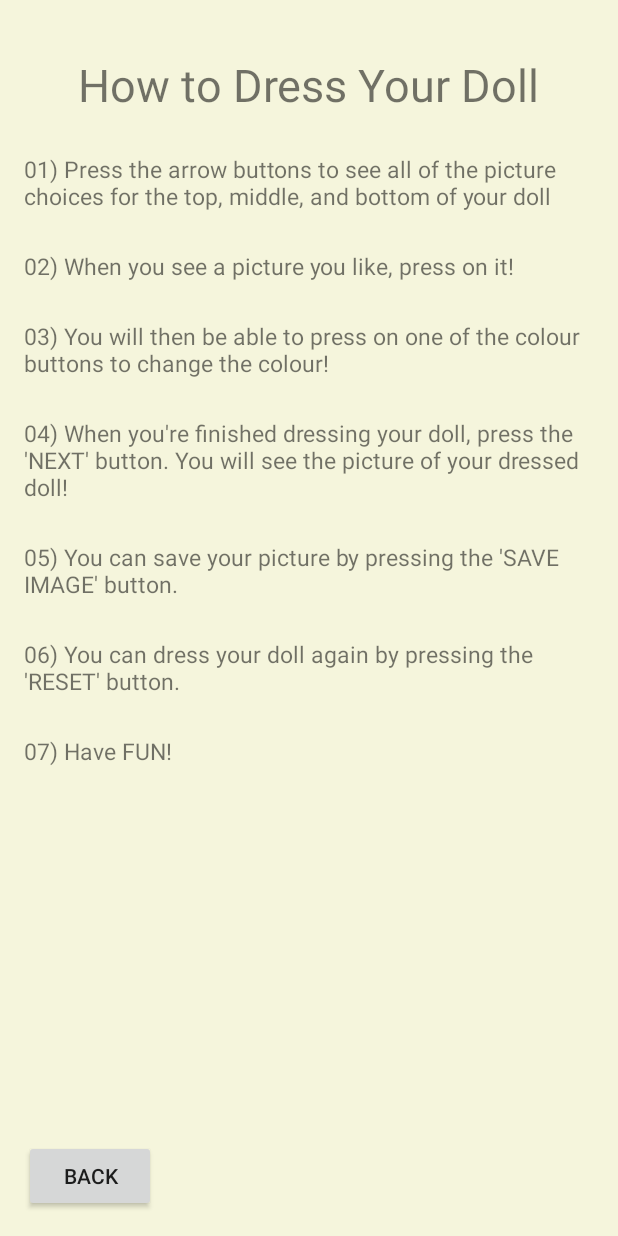
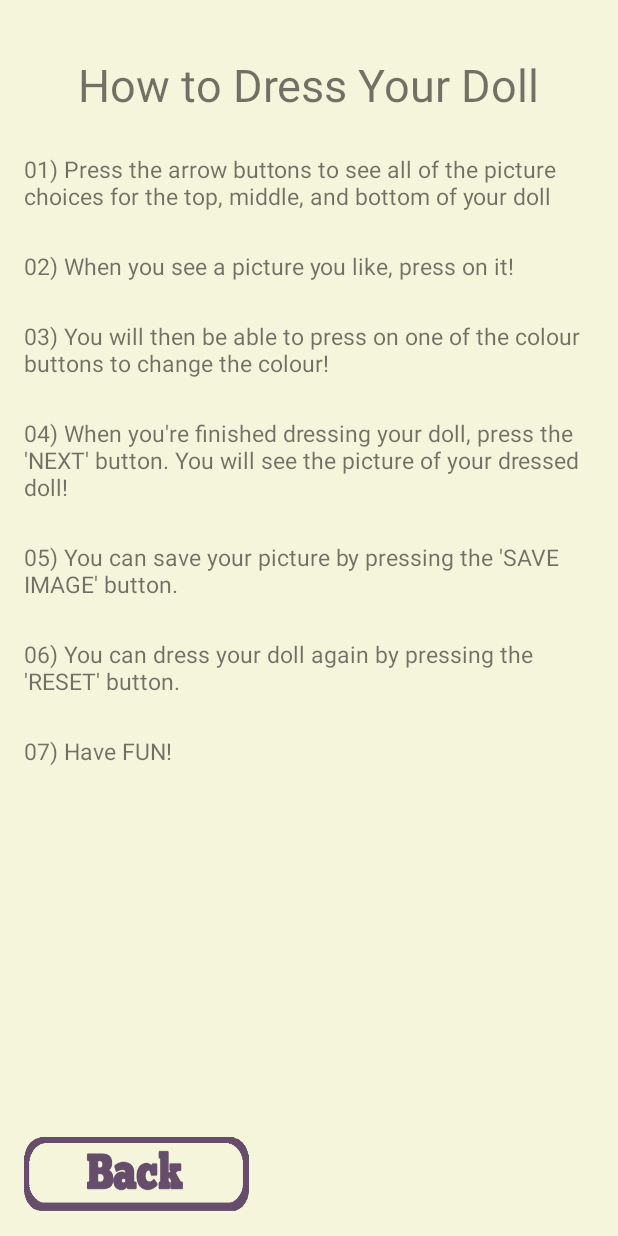
Before and after one commit to Itniraan/dollify, an Android app: the instructionsActivity screen opened directly, with no data from a screen before it, on a phone screen of 412 x 824 dp. Run offline under Robolectric (Android 15) with nearby library versions, the phone set to English and light mode, and no system bars.

Commit message:
Last Update (Continued)

```diff
--- a/app/src/main/res/layout/content_instructions.xml
+++ b/app/src/main/res/layout/content_instructions.xml
@@ -100,11 +100,11 @@
         android:layout_alignParentStart="true" />
 
     <Button
-        android:layout_width="wrap_content"
-        android:layout_height="wrap_content"
-        android:text="@string/backButtonText"
+        android:layout_width="@dimen/button_width"
+        android:layout_height="@dimen/button_height"
         android:id="@+id/backButton"
         android:layout_alignParentBottom="true"
-        android:layout_alignParentStart="true" />
+        android:layout_alignParentStart="true"
+        android:background="@drawable/backbutton1" />
 
 </RelativeLayout>
```
Also changed, not shown: app/src/main/res/layout/content_finish.xml (+8 -8 lines).
